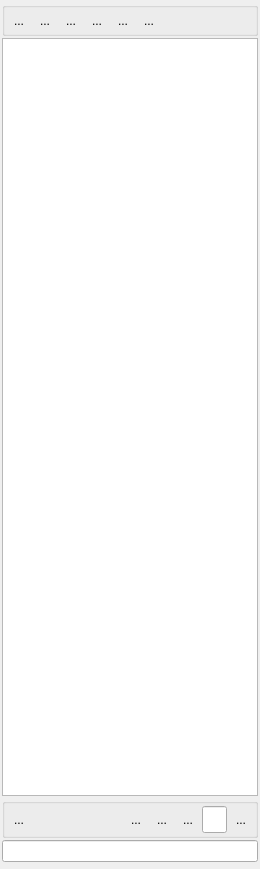
Qt form Plugins/org.mitk.gui.qt.multilabelsegmentation/src/internal/Common/QmitkLabelSetWidgetControls.ui (MITK/MITK) before a commit.
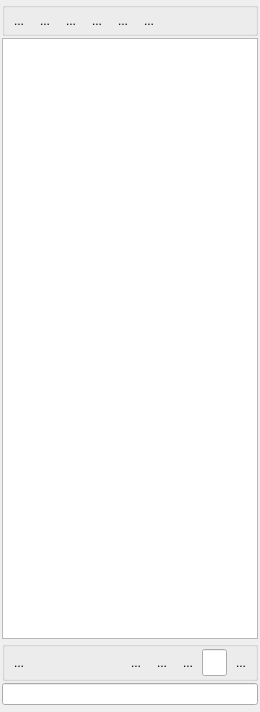
The same form after that commit. Icons and pictures are not drawn. Custom widgets are drawn as their Qt base class.

Commit message: changed location of labelset table widget

Patch:
```diff
--- a/Plugins/org.mitk.gui.qt.multilabelsegmentation/src/internal/Common/QmitkLabelSetWidgetControls.ui
+++ b/Plugins/org.mitk.gui.qt.multilabelsegmentation/src/internal/Common/QmitkLabelSetWidgetControls.ui
@@ -7,7 +7,7 @@
     <x>0</x>
     <y>0</y>
     <width>260</width>
-    <height>869</height>
+    <height>712</height>
    </rect>
   </property>
   <property name="sizePolicy">
```
The commit also changes 5 other files.
